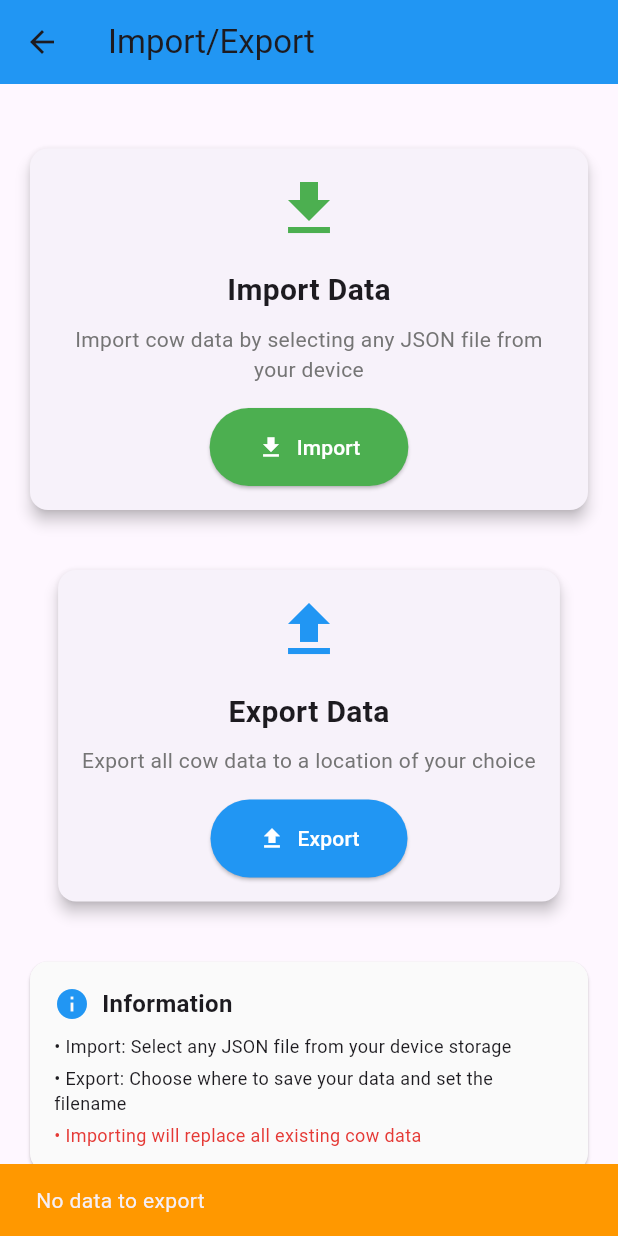
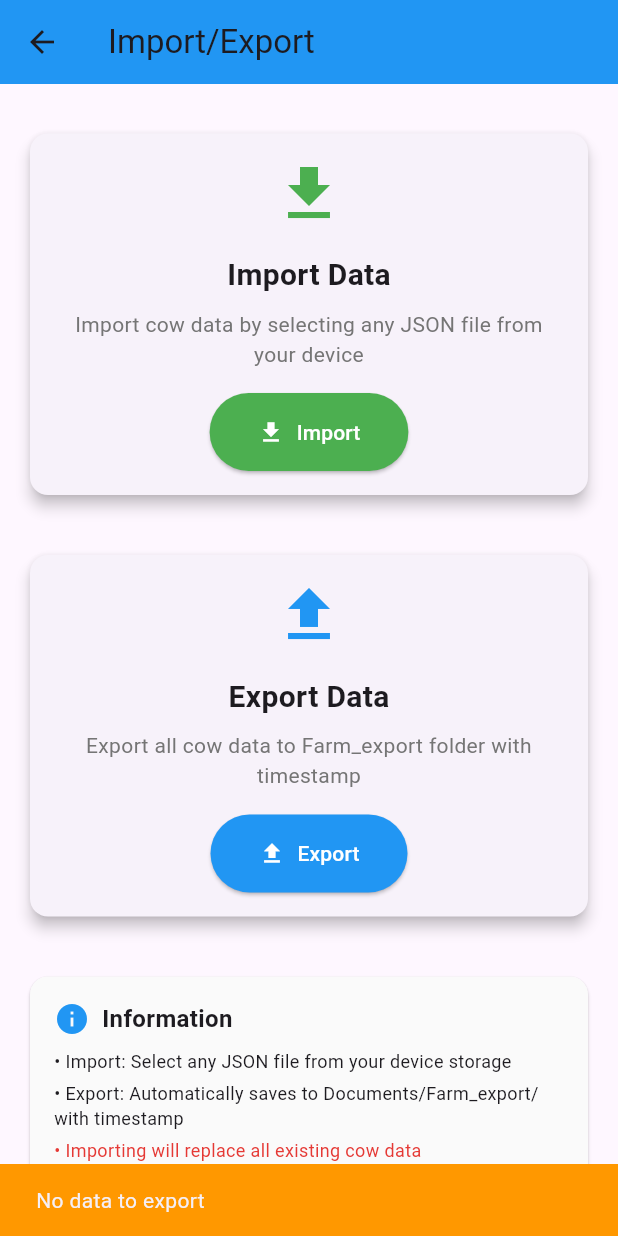
Before and after one commit to AmanyaPhillip/Farm-Management, a Flutter app: the ImportExportPage screen opened directly, after a tap on "Export", on a phone screen of 412 x 824 dp. Run offline on Flutter 3.47's test engine with Material 3 defaults, Android fonts, the phone set to English and light mode, and no system bars; our stand-ins replace device_info_plus, file_picker, permission_handler, sqflite; accounts and stored records are empty.

Commit message:
fix saving issue later

```diff
--- a/lib/pages/import_export/ImportExportPage.dart
+++ b/lib/pages/import_export/ImportExportPage.dart
@@ -3,6 +3,8 @@ import 'dart:io';
 import 'package:flutter/material.dart';
 import 'package:path_provider/path_provider.dart';
 import 'package:file_picker/file_picker.dart';
+import 'package:permission_handler/permission_handler.dart';
+import 'package:device_info_plus/device_info_plus.dart';
 import '../../api/Database_helper.dart';
 
 class ImportExportPage extends StatelessWidget {
@@ -70,9 +72,79 @@ class ImportExportPage extends StatelessWidget {
     }
   }
 
-  /// Opens file picker to select export location and filename
+  /// Requests storage permission
+  Future<bool> _requestStoragePermission() async {
+    if (Platform.isAndroid) {
+      final deviceInfo = DeviceInfoPlugin();
+      final androidInfo = await deviceInfo.androidInfo;
+      if (androidInfo.version.sdkInt >= 30) {
+        // Android 11+ (API 30+) - Use MANAGE_EXTERNAL_STORAGE
+        var status = await Permission.manageExternalStorage.request();
+        return status.isGranted;
+      } else {
+        // Android 10 and below - Use WRITE_EXTERNAL_STORAGE
+        var status = await Permission.storage.request();
+        return status.isGranted;
+      }
+    }
+    return true; // iOS doesn't need explicit storage permission for app documents
+  }
+
+  /// Creates the Farm_export directory in a publicly accessible location
+  Future<Directory?> _createFarmExportDirectory() async {
+    try {
+      Directory? directory;
+
+      if (Platform.isAndroid) {
+        // Try to get external storage directory (like Downloads or Documents)
+        directory = await getExternalStorageDirectory();
+        if (directory != null) {
+          // Create Farm_export in the external storage
+          String farmExportPath = '${directory.path}/Farm_export';
+          directory = Directory(farmExportPath);
+        } else {
+          // Fallback to app documents directory
+          directory = await getApplicationDocumentsDirectory();
+          String farmExportPath = '${directory.path}/Farm_export';
+          directory = Directory(farmExportPath);
+        }
+      } else {
+        // iOS - use documents directory
+        directory = await getApplicationDocumentsDirectory();
+        String farmExportPath = '${directory.path}/Farm_export';
+        directory = Directory(farmExportPath);
+      }
+
+      if (!await directory.exists()) {
+        await directory.create(recursive: true);
+      }
+
+      return directory;
+    } catch (e) {
+      print('Error creating directory: $e');
+      return null;
+    }
+  }
+
+  /// Exports data to the Farm_export folder with timestamp
   Future<void> _exportData(BuildContext context) async {
     try {
+      // Check and request permissions first
+      bool hasPermission = await _requestStoragePermission();
+      if (!hasPermission) {
+        ScaffoldMessenger.of(context).showSnackBar(
+          SnackBar(
+            content: Text('Storage permission required to export files'),
+            backgroundColor: Colors.red,
+            action: SnackBarAction(
+              label: 'Settings',
+              onPressed: () => openAppSettings(),
+            ),
+          ),
+        );
+        return;
+      }
+
       List<Map<String, dynamic>> items = await _dbHelper.getAllCows();
 
       if (items.isEmpty) {
@@ -85,35 +157,42 @@ class ImportExportPage extends StatelessWidget {
         return;
       }
 
-      // Generate default filename with timestamp
-      String timestamp = DateTime.now().toIso8601String().replaceAll(':', '-').split('.')[0];
-      String defaultFileName = 'inventory_export_$timestamp.json';
-
-      String? outputFile = await FilePicker.platform.saveFile(
-        dialogTitle: 'Save export file as...',
-        fileName: defaultFileName,
-        type: FileType.custom,
-        allowedExtensions: ['json'],
-      );
-
-      if (outputFile != null) {
-        String jsonContent = jsonEncode(items);
-        File file = File(outputFile);
-        await file.writeAsString(jsonContent);
-
+      // Create Farm_export directory
+      Directory? farmExportDirectory = await _createFarmExportDirectory();
+      if (farmExportDirectory == null) {
         ScaffoldMessenger.of(context).showSnackBar(
           SnackBar(
-            content: Text('Data exported successfully!\n${items.length} cows exported to:\n${outputFile.split('/').last}'),
+            content: Text('Failed to create export directory'),
+            backgroundColor: Colors.red,
+          ),
+        );
+        return;
+      }
+
+      // Generate filename with timestamp
+      String timestamp = DateTime.now().toIso8601String().replaceAll(':', '-').split('.')[0];
+      String fileName = 'inventory_export_$timestamp.json';
+      String filePath = '${farmExportDirectory.path}/$fileName';
+
+      // Export data
+      String jsonContent = jsonEncode(items);
+      File file = File(filePath);
+      await file.writeAsString(jsonContent);
+
+      // Verify file was created
+      if (await file.exists()) {
+        ScaffoldMessenger.of(context).showSnackBar(
+          SnackBar(
+            content: Text('Data exported successfully!\n${items.length} cows exported to:\n$filePath'),
             backgroundColor: Colors.green,
-            duration: Duration(seconds: 4),
+            duration: Duration(seconds: 5),
           ),
         );
       } else {
-        // User cancelled the save dialog
         ScaffoldMessenger.of(context).showSnackBar(
           SnackBar(
-            content: Text('Export cancelled'),
-            backgroundColor: Colors.grey,
+            content: Text('Export completed but file verification failed'),
+            backgroundColor: Colors.orange,
           ),
         );
       }
@@ -208,7 +287,7 @@ class ImportExportPage extends StatelessWidget {
                     ),
                     SizedBox(height: 8),
                     Text(
-                      'Export all cow data to a location of your choice',
+                      'Export all cow data to Farm_export folder with timestamp',
                       textAlign: TextAlign.center,
                       style: TextStyle(
                         fontSize: 14,
@@ -261,7 +340,7 @@ class ImportExportPage extends StatelessWidget {
                     ),
                     SizedBox(height: 4),
                     Text(
-                      '• Export: Choose where to save your data and set the filename',
+                      '• Export: Automatically saves to Documents/Farm_export/ with timestamp',
                       style: TextStyle(fontSize: 12),
                     ),
                     SizedBox(height: 4),
--- a/pubspec.yaml
+++ b/pubspec.yaml
@@ -14,6 +14,9 @@ dependencies:
   path: ^1.9.0
   path_provider: ^2.1.3
   file_picker: ^8.0.5
+  file_saver: ^0.2.12
+  permission_handler: ^11.3.1
+  device_info_plus: ^9.1.0
 
 dev_dependencies:
   flutter_test:
```
Also changed, not shown: pubspec.lock, 1 other file.
